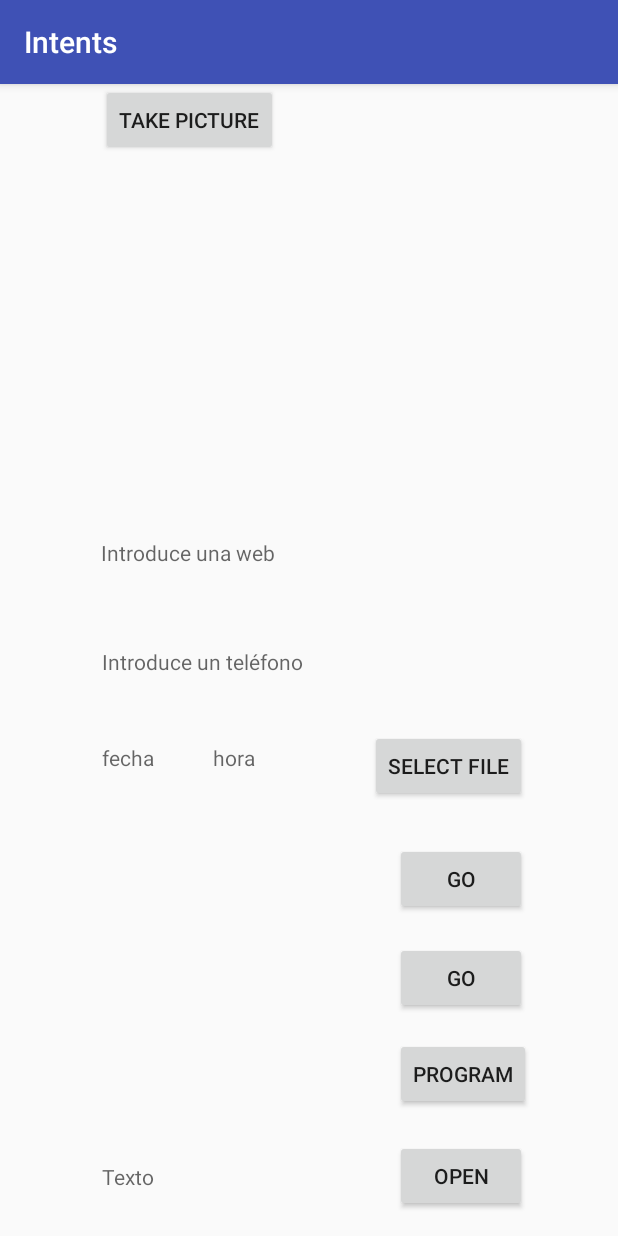
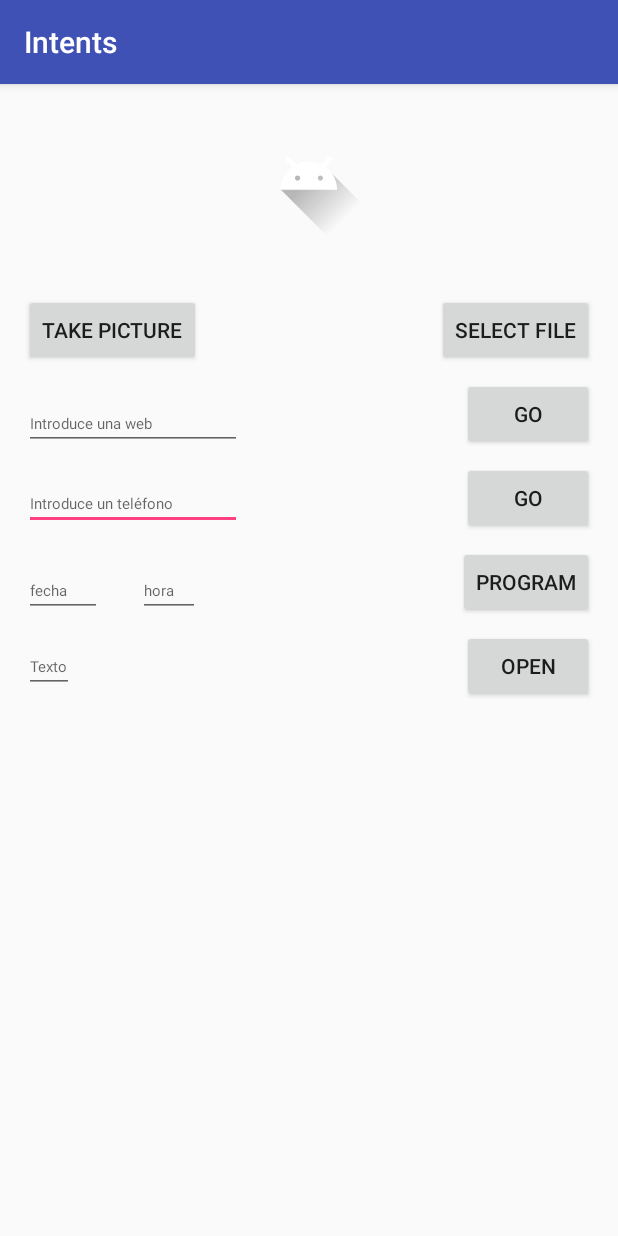
Before and after one commit to albertofgaldo/Intents, an Android app: the screen it shows after launch (MainActivity), on a phone screen of 412 x 824 dp. Run offline under Robolectric (Android 15) with nearby library versions, the phone set to English and light mode, and no system bars; pictures from the network do not load.

Commit message:
martes 18/09 programar alarma

```diff
--- a/app/src/main/java/com/app/android/intents/MainActivity.java
+++ b/app/src/main/java/com/app/android/intents/MainActivity.java
@@ -1,13 +1,137 @@
 package com.app.android.intents;
 
+import android.content.Intent;
+import android.graphics.Bitmap;
+import android.net.Uri;
+import android.provider.AlarmClock;
+import android.provider.MediaStore;
 import android.support.v7.app.AppCompatActivity;
 import android.os.Bundle;
+import android.text.TextUtils;
+import android.view.View;
+import android.widget.Button;
+import android.widget.EditText;
+import android.widget.ImageView;
+import android.widget.TextView;
+import android.widget.Toast;
+
+import org.w3c.dom.Text;
+
+import java.io.File;
 
 public class MainActivity extends AppCompatActivity {
+
+    ImageView imagePhoto;
+    Button takePicture, selectFile, goWeb, goPhone, programDate, openText;
+    EditText textWeb, textPhone, textDate, textTime, textText;
+
+    static final int REQUEST_IMAGE_CAPTURE = 1;
+    private static final int PICK_IMAGE = 100;
+    Uri imageUri;
 
     @Override
     protected void onCreate(Bundle savedInstanceState) {
         super.onCreate(savedInstanceState);
         setContentView(R.layout.activity_main);
+
+        imagePhoto = (ImageView)findViewById(R.id.imagePhoto);
+
+        takePicture = (Button)findViewById(R.id.buttonPicture);
+        selectFile = (Button)findViewById(R.id.buttonFileSelect);
+        goWeb = (Button)findViewById(R.id.buttonGo1);
+        goPhone = (Button)findViewById(R.id.buttonGo2);
+        programDate = (Button)findViewById(R.id.buttonProgram);
+        openText = (Button)findViewById(R.id.buttonOpen);
+
+        textWeb = (EditText)findViewById(R.id.textViewWeb);
+        textPhone = (EditText)findViewById(R.id.textViewPhone);
+        textDate = (EditText)findViewById(R.id.textViewDate);
+        textTime = (EditText)findViewById(R.id.textViewTime);
+        textText = (EditText)findViewById(R.id.textViewText);
+
+        takePicture.setOnClickListener(new View.OnClickListener() {
+            @Override
+            public void onClick(View v) {
+                takePicture();
+            }
+        });
+
+        selectFile.setOnClickListener(new View.OnClickListener() {
+            @Override
+            public void onClick(View v) {
+                galleryAddPic();
+            }
+        });
+
+        goWeb.setOnClickListener(new View.OnClickListener() {
+            @Override
+            public void onClick(View v) {
+                openWeb(textWeb.getText().toString());
+            }
+        });
+
+        goPhone.setOnClickListener(new View.OnClickListener() {
+            @Override
+            public void onClick(View v) {
+                callNumber(textPhone.getText().toString());
+            }
+        });
+
+        programDate.setOnClickListener(new View.OnClickListener() {
+            @Override
+            public void onClick(View v) {
+                createAlarm("Nueva alarma",Integer.parseInt(textTime.getText().subSequence(0,2).toString()),Integer.parseInt(textTime.getText().subSequence(3,5).toString()));
+            }
+        });
+    }
+
+    @Override
+    protected void onActivityResult(int requestCode, int resultCode, Intent data) {
+        super.onActivityResult(requestCode, resultCode, data);
+        if(resultCode == RESULT_OK && requestCode == REQUEST_IMAGE_CAPTURE){
+            Bitmap image = (Bitmap) data.getExtras().get("data");
+            imagePhoto.setImageBitmap(image);
+        }else if (resultCode == RESULT_OK && requestCode == PICK_IMAGE) {
+            imageUri = data.getData();
+            imagePhoto.setImageURI(imageUri);
+        }
+    }
+
+    public void takePicture(){
+        Intent takePictureIntent = new Intent(MediaStore.ACTION_IMAGE_CAPTURE);
+        if (takePictureIntent.resolveActivity(getPackageManager())!=null){
+            startActivityForResult(takePictureIntent, REQUEST_IMAGE_CAPTURE);
+        }
+    }
+
+    private void galleryAddPic() {
+        Intent gallery = new Intent(Intent.ACTION_PICK, MediaStore.Images.Media.INTERNAL_CONTENT_URI);
+        startActivityForResult(gallery, PICK_IMAGE);
+    }
+
+    private void openWeb(String url){
+        Intent i = new Intent(Intent.ACTION_VIEW);
+        i.setData(Uri.parse("http://" + url));
+        startActivity(i);
+    }
+
+    private void callNumber(String number){
+
+        if(!TextUtils.isEmpty(number)) {
+            String dial = "tel:" + number;
+            startActivity(new Intent(Intent.ACTION_DIAL, Uri.parse(dial)));
+        }else {
+            Toast.makeText(MainActivity.this, "Enter a phone number", Toast.LENGTH_SHORT).show();
+        }
+    }
+
+    public void createAlarm(String message, int hour, int minutes) {
+        Intent intent = new Intent(AlarmClock.ACTION_SET_ALARM)
+                .putExtra(AlarmClock.EXTRA_MESSAGE, message)
+                .putExtra(AlarmClock.EXTRA_HOUR, hour)
+                .putExtra(AlarmClock.EXTRA_MINUTES, minutes);
+        if (intent.resolveActivity(getPackageManager()) != null) {
+            startActivity(intent);
+        }
     }
 }
--- a/app/src/main/res/layout/activity_main.xml
+++ b/app/src/main/res/layout/activity_main.xml
@@ -10,111 +10,131 @@
     <Button
         android:id="@+id/buttonPicture"
         android:layout_width="wrap_content"
-        android:layout_height="wrap_content"
-        android:layout_marginStart="67dp"
+        android:layout_height="0dp"
+        android:layout_marginStart="16dp"
+        android:layout_marginTop="32dp"
         android:text="TAKE PICTURE"
         app:layout_constraintStart_toStartOf="parent"
-        tools:layout_editor_absoluteY="174dp" />
+        app:layout_constraintTop_toBottomOf="@+id/imagePhoto" />
 
     <Button
         android:id="@+id/buttonFileSelect"
         android:layout_width="wrap_content"
         android:layout_height="wrap_content"
-        android:layout_marginBottom="27dp"
+        android:layout_marginEnd="16dp"
+        android:layout_marginTop="32dp"
         android:text="SELECT FILE"
-        app:layout_constraintBottom_toTopOf="@+id/buttonGo1"
-        app:layout_constraintEnd_toEndOf="@+id/buttonGo1" />
+        app:layout_constraintEnd_toEndOf="parent"
+        app:layout_constraintTop_toBottomOf="@+id/imagePhoto" />
 
     <Button
         android:id="@+id/buttonOpen"
         android:layout_width="wrap_content"
         android:layout_height="wrap_content"
-        android:layout_marginBottom="16dp"
-        android:layout_marginEnd="47dp"
-        android:layout_marginStart="48dp"
+        android:layout_marginEnd="16dp"
+        android:layout_marginTop="8dp"
         android:text="OPEN"
-        app:layout_constraintBottom_toBottomOf="parent"
         app:layout_constraintEnd_toEndOf="parent"
-        app:layout_constraintStart_toEndOf="@+id/textViewPhone" />
+        app:layout_constraintTop_toBottomOf="@+id/buttonProgram" />
 
     <Button
         android:id="@+id/buttonProgram"
         android:layout_width="wrap_content"
         android:layout_height="wrap_content"
-        android:layout_marginBottom="20dp"
+        android:layout_marginEnd="16dp"
+        android:layout_marginTop="8dp"
         android:text="PROGRAM"
-        app:layout_constraintBottom_toTopOf="@+id/buttonOpen"
-        app:layout_constraintStart_toStartOf="@+id/buttonOpen" />
+        app:layout_constraintEnd_toEndOf="parent"
+        app:layout_constraintTop_toBottomOf="@+id/buttonGo2" />
 
     <Button
         android:id="@+id/buttonGo2"
         android:layout_width="wrap_content"
         android:layout_height="wrap_content"
-        android:layout_marginBottom="16dp"
+        android:layout_marginEnd="16dp"
+        android:layout_marginTop="8dp"
         android:text="GO"
-        app:layout_constraintBottom_toTopOf="@+id/buttonProgram"
-        app:layout_constraintStart_toStartOf="@+id/buttonProgram" />
+        app:layout_constraintEnd_toEndOf="parent"
+        app:layout_constraintTop_toBottomOf="@+id/buttonGo1" />
 
     <Button
         android:id="@+id/buttonGo1"
         android:layout_width="wrap_content"
         android:layout_height="wrap_content"
-        android:layout_marginBottom="18dp"
+        android:layout_marginEnd="16dp"
+        android:layout_marginTop="8dp"
         android:text="GO"
-        app:layout_constraintBottom_toTopOf="@+id/buttonGo2"
-        app:layout_constraintStart_toStartOf="@+id/buttonGo2" />
+        app:layout_constraintEnd_toEndOf="parent"
+        app:layout_constraintTop_toBottomOf="@+id/buttonFileSelect" />
 
-    <TextView
+    <EditText
         android:id="@+id/textViewPhone"
-        android:layout_width="wrap_content"
-        android:layout_height="18dp"
-        android:layout_marginBottom="159dp"
-        android:layout_marginTop="160dp"
+        android:layout_width="145dp"
+        android:layout_height="33dp"
+        android:layout_marginStart="16dp"
+        android:layout_marginTop="20dp"
         android:hint="Introduce un teléfono"
-        app:layout_constraintBottom_toBottomOf="parent"
-        app:layout_constraintStart_toStartOf="@+id/textViewDate"
-        app:layout_constraintTop_toTopOf="@+id/buttonPicture" />
+        android:textSize="10sp"
+        app:layout_constraintStart_toStartOf="parent"
+        app:layout_constraintTop_toBottomOf="@+id/textViewWeb" />
 
-    <TextView
+    <EditText
         android:id="@+id/textViewWeb"
-        android:layout_width="wrap_content"
-        android:layout_height="18dp"
-        android:layout_marginBottom="84dp"
-        android:layout_marginTop="87dp"
+        android:layout_width="145dp"
+        android:layout_height="32dp"
+        android:layout_marginStart="16dp"
+        android:layout_marginTop="24dp"
         android:hint="Introduce una web"
-        app:layout_constraintBottom_toBottomOf="@+id/buttonGo2"
-        app:layout_constraintStart_toStartOf="@+id/buttonPicture"
-        app:layout_constraintTop_toTopOf="@+id/buttonPicture" />
+        android:textSize="10sp"
+        app:layout_constraintStart_toStartOf="parent"
+        app:layout_constraintTop_toBottomOf="@+id/buttonPicture" />
 
-    <TextView
+    <EditText
         android:id="@+id/textViewDate"
-        android:layout_width="wrap_content"
-        android:layout_height="wrap_content"
+        android:layout_width="52dp"
+        android:layout_height="34dp"
+        android:layout_marginStart="16dp"
+        android:layout_marginTop="24dp"
         android:hint="fecha"
-        app:layout_constraintBaseline_toBaselineOf="@+id/textViewTime"
-        app:layout_constraintEnd_toEndOf="@+id/textViewText"
-        app:layout_constraintStart_toStartOf="@+id/textViewText" />
-
-    <TextView
-        android:id="@+id/textViewTime"
-        android:layout_width="wrap_content"
-        android:layout_height="wrap_content"
-        android:layout_marginStart="142dp"
-        android:layout_marginTop="46dp"
-        android:hint="hora"
+        android:textSize="10sp"
         app:layout_constraintStart_toStartOf="parent"
         app:layout_constraintTop_toBottomOf="@+id/textViewPhone" />
 
-    <TextView
+    <EditText
+        android:id="@+id/textViewTime"
+        android:layout_width="41dp"
+        android:layout_height="34dp"
+        android:layout_marginStart="24dp"
+        android:layout_marginTop="24dp"
+        android:hint="hora"
+        android:inputType="time"
+        android:textSize="10sp"
+        app:layout_constraintStart_toEndOf="@+id/textViewDate"
+        app:layout_constraintTop_toBottomOf="@+id/textViewPhone" />
+
+    <EditText
         android:id="@+id/textViewText"
         android:layout_width="wrap_content"
         android:layout_height="wrap_content"
-        android:layout_marginBottom="30dp"
-        android:layout_marginEnd="67dp"
-        android:layout_marginStart="67dp"
+        android:layout_marginStart="16dp"
+        android:layout_marginTop="16dp"
         android:hint="Texto"
-        app:layout_constraintBottom_toBottomOf="parent"
-        app:layout_constraintEnd_toEndOf="@+id/textViewTime"
-        app:layout_constraintStart_toStartOf="parent" />
+        android:textSize="10sp"
+        app:layout_constraintStart_toStartOf="parent"
+        app:layout_constraintTop_toBottomOf="@+id/textViewDate" />
+
+    <ImageView
+        android:id="@+id/imagePhoto"
+        android:layout_width="wrap_content"
+        android:layout_height="92dp"
+        android:layout_marginEnd="8dp"
+        android:layout_marginStart="8dp"
+        android:layout_marginTop="16dp"
+        android:adjustViewBounds="true"
+        android:scaleType="centerInside"
+        app:layout_constraintEnd_toEndOf="parent"
+        app:layout_constraintStart_toStartOf="parent"
+        app:layout_constraintTop_toTopOf="parent"
+        app:srcCompat="@drawable/ic_launcher_foreground" />
 
 </android.support.constraint.ConstraintLayout>
```
Also changed, not shown: 2 other files.
